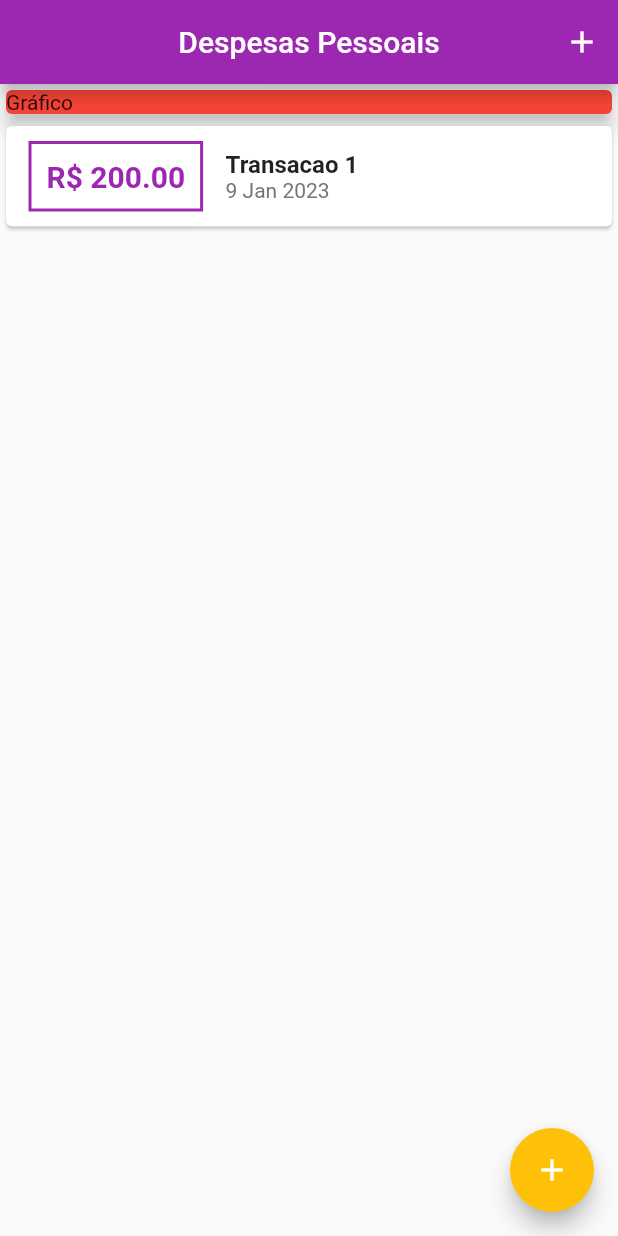
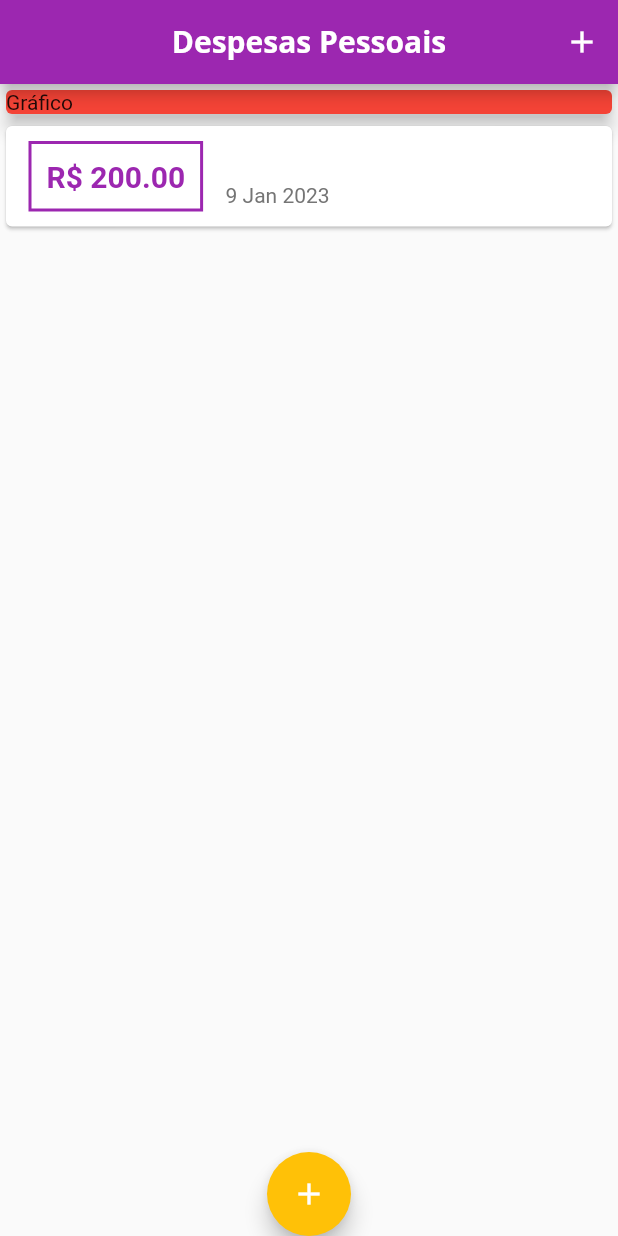
Before and after one commit to anderson-s/AppDespesasPessoais, a Flutter app: the screen it shows after launch, on a phone screen of 412 x 824 dp. Run offline on Flutter 3.47's test engine with Material 2 defaults, Android fonts, the phone set to English and light mode, and no system bars.

Commit message:
Adicionando fonts e editando tema

```diff
--- a/lib/main.dart
+++ b/lib/main.dart
@@ -19,21 +19,22 @@ class Inicio extends StatelessWidget {
           primary: Colors.purple,
           secondary: Colors.amber,
         ),
-        // textTheme: tema.textTheme.copyWith(
-        //   headline6: const TextStyle(
-        //     fontFamily: 'OpenSans',
-        //     fontSize: 18,
-        //     fontWeight: FontWeight.bold,
-        //     color: Colors.black,
-        //   ),
-        // ),
-        // appBarTheme: const AppBarTheme(
-        //   titleTextStyle: TextStyle(
-        //     fontFamily: 'OpenSans',
-        //     fontSize: 20,
-        //     fontWeight: FontWeight.bold,
-        //   ),
-        // ),
+        textTheme: tema.textTheme.copyWith(
+          headline6: const TextStyle(
+            fontFamily: 'OpenSans',
+            fontSize: 18,
+            fontWeight: FontWeight.bold,
+            // color: Colors.black,
+          ),
+        ),
+        appBarTheme: const AppBarTheme(
+          titleTextStyle: TextStyle(
+            fontFamily: 'OpenSans',
+            fontSize: 20,
+            fontWeight: FontWeight.bold,
+            color: Colors.white,
+          ),
+        ),
       ),
     );
   }
--- a/lib/view/components/lista_de_transacoes.dart
+++ b/lib/view/components/lista_de_transacoes.dart
@@ -19,32 +19,28 @@ class ListasTransacoes extends StatelessWidget {
               children: [
                 Container(
                   decoration: BoxDecoration(
-                      border: Border.all(
-                    color: Colors.purple,
-                    width: 2,
-                  )),
+                    border: Border.all(
+                      color: Theme.of(context).colorScheme.primary,
+                      width: 2,
+                    ),
+                  ),
                   padding: const EdgeInsets.all(10),
                   margin:
                       const EdgeInsets.symmetric(horizontal: 15, vertical: 10),
                   child: Text(
                     "R\$ ${e.valor.toStringAsFixed(2)}",
-                    style: const TextStyle(
+                    style: TextStyle(
                       fontSize: 20,
                       fontWeight: FontWeight.bold,
-                      color: Colors.purple,
+                      color: Theme.of(context).colorScheme.primary,
                     ),
                   ),
                 ),
                 Column(
                   crossAxisAlignment: CrossAxisAlignment.start,
                   children: [
-                    Text(
-                      e.titulo,
-                      style: const TextStyle(
-                        fontWeight: FontWeight.bold,
-                        fontSize: 16,
-                      ),
-                    ),
+                    Text(e.titulo,
+                        style: Theme.of(context).textTheme.headline6),
                     Text(
                       DateFormat("d MMM y").format(e.data),
                       style: TextStyle(fontSize: 14, color: Colors.grey[600]),
--- a/lib/view/home.dart
+++ b/lib/view/home.dart
@@ -83,6 +83,7 @@ class _HomeState extends State<Home> {
         },
         child: const Icon(Icons.add),
       ),
+      floatingActionButtonLocation: FloatingActionButtonLocation.centerDocked,
     );
   }
 }
```
Also changed, not shown: pubspec.yaml (+11 -11 lines), assets/fonts/OpenSans-Bold.ttf (added), assets/fonts/OpenSans-Regular.ttf (added), assets/fonts/Quicksand-Bold.ttf (added), assets/fonts/Quicksand-Light.ttf (added), assets/fonts/Quicksand-Medium.ttf (added), assets/fonts/Quicksand-Regular.ttf (added).
